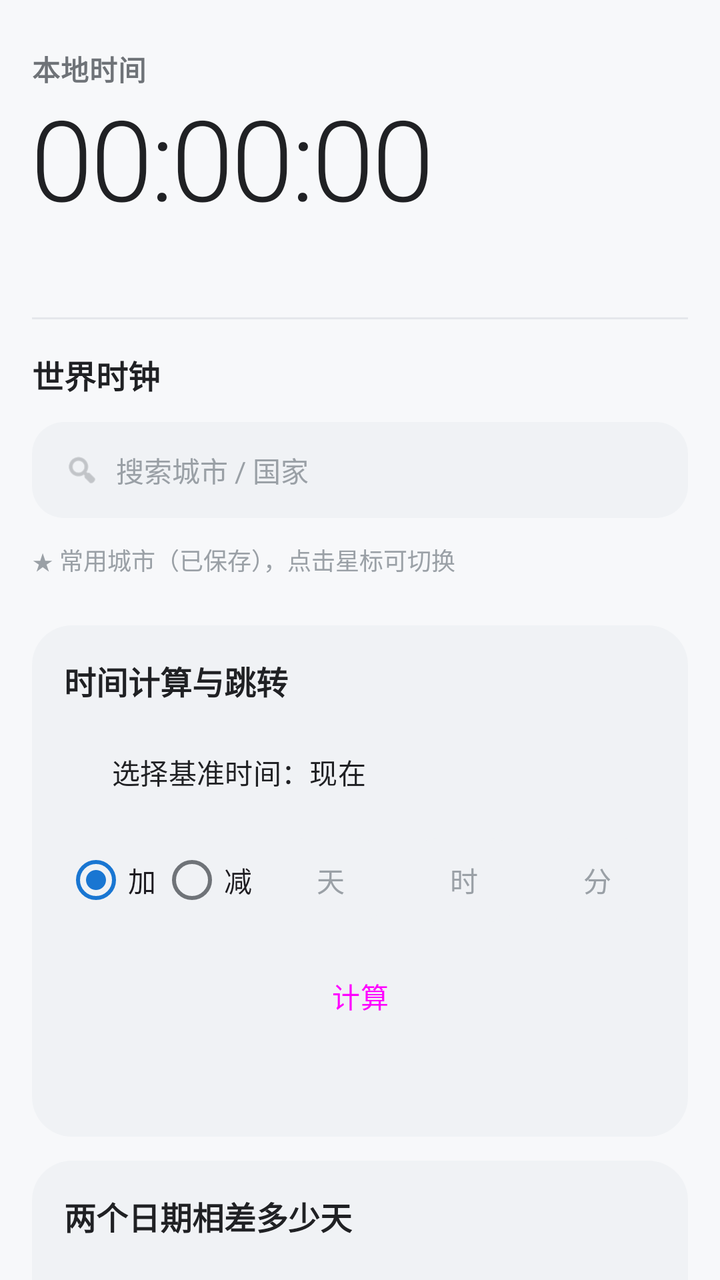
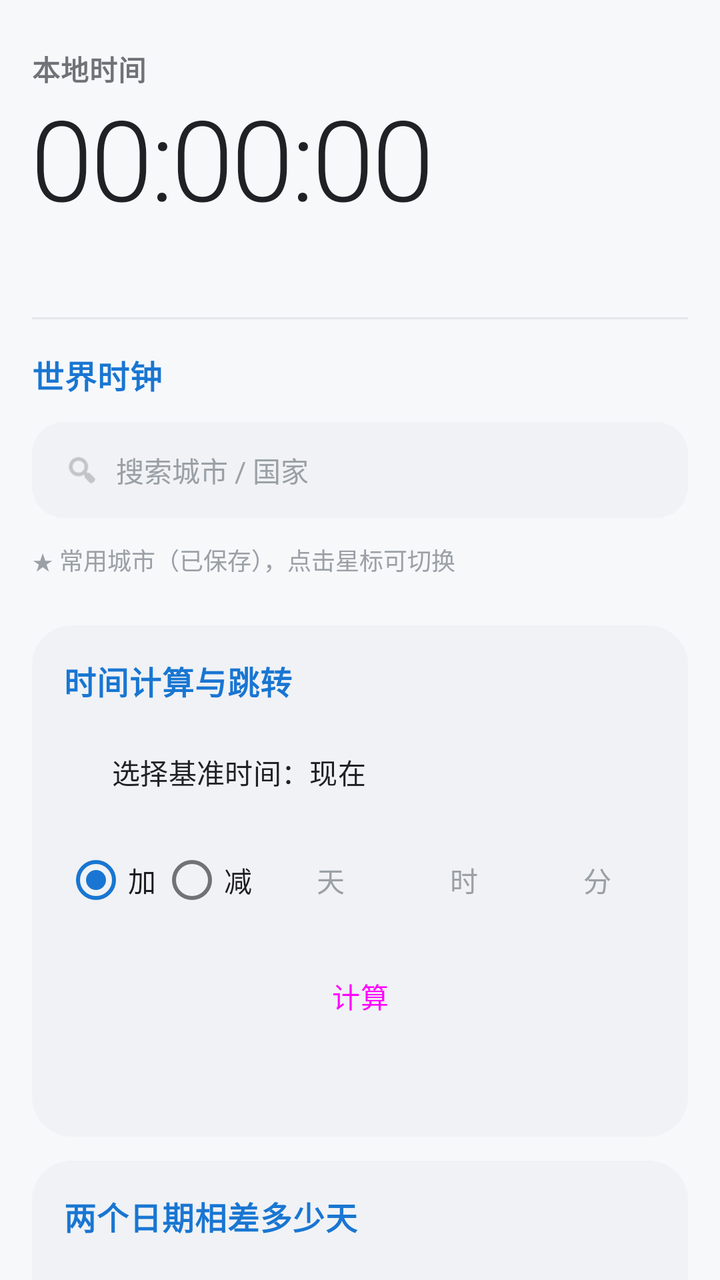

Before-and-after screenshots of an Android layout around one commit, followed by the original layout XML and the change that was made.
<!-- AndroidManifest.xml: application theme Theme.Suntime -->
<!-- res/layout/fragment_clock.xml -->
<?xml version="1.0" encoding="utf-8"?>
<ScrollView xmlns:android="http://schemas.android.com/apk/res/android"
    xmlns:app="http://schemas.android.com/apk/res-auto"
    android:layout_width="match_parent"
    android:layout_height="match_parent"
    android:background="@color/bg"
    android:fillViewport="true"
    android:scrollbars="none">

    <LinearLayout
        android:layout_width="match_parent"
        android:layout_height="wrap_content"
        android:orientation="vertical"
        android:paddingStart="@dimen/page_padding_h"
        android:paddingEnd="@dimen/page_padding_h"
        android:paddingTop="@dimen/page_padding_top"
        android:paddingBottom="@dimen/space_16">

        
        <LinearLayout
            android:layout_width="match_parent"
            android:layout_height="wrap_content"
            android:orientation="vertical"
            android:paddingTop="@dimen/space_16"
            android:paddingBottom="@dimen/space_16">

            <TextView
                android:layout_width="wrap_content"
                android:layout_height="wrap_content"
                android:text="本地时间"
                style="@style/Text.Suntime.Section" />

            <TextView
                android:id="@+id/tvLocalTime"
                android:layout_width="wrap_content"
                android:layout_height="wrap_content"
                android:layout_marginTop="@dimen/space_4"
                android:includeFontPadding="false"
                android:text="00:00:00"
                android:textColor="@color/text_primary"
                android:textSize="@dimen/text_hero_time"
                android:fontFamily="sans-serif-light"
                android:letterSpacing="-0.02" />

            <TextView
                android:id="@+id/tvLocalDate"
                android:layout_width="wrap_content"
                android:layout_height="wrap_content"
                android:layout_marginTop="@dimen/space_8"
                android:textColor="@color/text_secondary"
                android:textSize="15sp" />
        </LinearLayout>

        <View
            android:layout_width="match_parent"
            android:layout_height="1dp"
            android:background="@color/divider" />

        
        <LinearLayout
            android:layout_width="match_parent"
            android:layout_height="wrap_content"
            android:orientation="vertical"
            android:paddingTop="@dimen/space_16">

            <LinearLayout
                android:layout_width="match_parent"
                android:layout_height="wrap_content"
                android:orientation="horizontal"
                android:gravity="center_vertical">

                <TextView
                    android:layout_width="0dp"
                    android:layout_height="wrap_content"
                    android:layout_weight="1"
                    android:text="世界时钟"
                    style="@style/Text.Suntime.Title"
                    android:textStyle="bold" />

                <TextView
                    android:id="@+id/tvWorldCount"
                    android:layout_width="wrap_content"
                    android:layout_height="wrap_content"
                    style="@style/Text.Suntime.Sub" />
            </LinearLayout>

            
            <LinearLayout
                android:layout_width="match_parent"
                android:layout_height="@dimen/search_height"
                android:layout_marginTop="@dimen/space_12"
                android:background="@drawable/bg_search"
                android:gravity="center_vertical"
                android:orientation="horizontal"
                android:paddingStart="@dimen/space_16"
                android:paddingEnd="@dimen/space_16">

                <ImageView
                    android:layout_width="18dp"
                    android:layout_height="18dp"
                    android:alpha="0.6"
                    android:src="@android:drawable/ic_menu_search"
                    app:tint="@color/text_secondary" />

                <EditText
                    android:id="@+id/etCitySearch"
                    android:layout_width="0dp"
                    android:layout_height="match_parent"
                    android:layout_weight="1"
                    android:layout_marginStart="@dimen/space_8"
                    android:background="@null"
                    android:hint="搜索城市 / 国家"
                    android:imeOptions="actionSearch"
                    android:inputType="text"
                    android:maxLines="1"
                    android:textColor="@color/text_primary"
                    android:textColorHint="@color/text_tertiary"
                    android:textSize="14sp" />
            </LinearLayout>

            <androidx.recyclerview.widget.RecyclerView
                android:id="@+id/rvWorldClock"
                android:layout_width="match_parent"
                android:layout_height="wrap_content"
                android:layout_marginTop="@dimen/space_4"
                android:nestedScrollingEnabled="false"
                android:overScrollMode="never" />

            <TextView
                android:id="@+id/tvWorldHint"
                android:layout_width="wrap_content"
                android:layout_height="wrap_content"
                android:layout_marginTop="@dimen/space_8"
                android:text="★ 常用城市（已保存），点击星标可切换"
                style="@style/Text.Suntime.Sub"
                android:textColor="@color/text_tertiary" />
        </LinearLayout>

        
        <LinearLayout
            android:layout_width="match_parent"
            android:layout_height="wrap_content"
            android:layout_marginTop="@dimen/space_24"
            android:background="@drawable/bg_group"
            android:orientation="vertical"
            android:padding="@dimen/space_16">

            <TextView
                android:layout_width="wrap_content"
                android:layout_height="wrap_content"
                android:text="时间计算与跳转"
                style="@style/Text.Suntime.Title"
                android:textStyle="bold" />

            <Button
                android:id="@+id/btnPickBase"
                style="@style/Widget.Suntime.Button.Outlined"
                android:layout_width="match_parent"
                android:layout_height="wrap_content"
                android:layout_marginTop="@dimen/space_12"
                android:gravity="start|center_vertical"
                android:text="选择基准时间：现在" />

            <LinearLayout
                android:layout_width="match_parent"
                android:layout_height="wrap_content"
                android:layout_marginTop="@dimen/space_8"
                android:gravity="center_vertical"
                android:orientation="horizontal">

                <RadioGroup
                    android:id="@+id/rgOp"
                    android:layout_width="wrap_content"
                    android:layout_height="wrap_content"
                    android:orientation="horizontal">

                    <RadioButton
                        android:id="@+id/rbAdd"
                        android:layout_width="wrap_content"
                        android:layout_height="wrap_content"
                        android:buttonTint="@color/primary"
                        android:checked="true"
                        android:text="加"
                        android:textSize="14sp" />

                    <RadioButton
                        android:id="@+id/rbSub"
                        android:layout_width="wrap_content"
                        android:layout_height="wrap_content"
                        android:buttonTint="@color/primary"
                        android:text="减"
                        android:textSize="14sp" />
                </RadioGroup>

                <EditText
                    android:id="@+id/etDeltaDays"
                    android:layout_width="0dp"
                    android:layout_height="42dp"
                    android:layout_weight="1"
                    android:layout_marginStart="@dimen/space_8"
                    android:background="@drawable/bg_search"
                    android:gravity="center"
                    android:hint="天"
                    android:importantForAutofill="no"
                    android:inputType="number"
                    android:maxLines="1"
                    android:textColor="@color/text_primary"
                    android:textColorHint="@color/text_tertiary"
                    android:textSize="14sp" />

                <EditText
                    android:id="@+id/etDeltaHours"
                    android:layout_width="0dp"
                    android:layout_height="42dp"
                    android:layout_weight="1"
                    android:layout_marginStart="@dimen/space_8"
                    android:background="@drawable/bg_search"
                    android:gravity="center"
                    android:hint="时"
                    android:importantForAutofill="no"
                    android:inputType="number"
                    android:maxLines="1"
                    android:textColor="@color/text_primary"
                    android:textColorHint="@color/text_tertiary"
                    android:textSize="14sp" />

                <EditText
                    android:id="@+id/etDeltaMin"
                    android:layout_width="0dp"
                    android:layout_height="42dp"
                    android:layout_weight="1"
                    android:layout_marginStart="@dimen/space_8"
                    android:background="@drawable/bg_search"
                    android:gravity="center"
                    android:hint="分"
                    android:importantForAutofill="no"
                    android:inputType="number"
                    android:maxLines="1"
                    android:textColor="@color/text_primary"
                    android:textColorHint="@color/text_tertiary"
                    android:textSize="14sp" />
            </LinearLayout>

            <Button
                android:id="@+id/btnCalcTime"
                style="@style/Widget.Suntime.Button"
                android:layout_width="match_parent"
                android:layout_height="wrap_content"
                android:layout_marginTop="@dimen/space_12"
                android:text="计算" />

            <TextView
                android:id="@+id/tvCalcResult"
                android:layout_width="match_parent"
                android:layout_height="wrap_content"
                android:layout_marginTop="@dimen/space_12"
                android:textColor="@color/primary"
                android:textSize="15sp"
                android:lineSpacingExtra="2dp" />
        </LinearLayout>

        
        <LinearLayout
            android:layout_width="match_parent"
            android:layout_height="wrap_content"
            android:layout_marginTop="@dimen/space_12"
            android:background="@drawable/bg_group"
            android:orientation="vertical"
            android:padding="@dimen/space_16">

            <TextView
                android:layout_width="wrap_content"
                android:layout_height="wrap_content"
                android:text="两个日期相差多少天"
                style="@style/Text.Suntime.Title"
                android:textStyle="bold" />

            <LinearLayout
                android:layout_width="match_parent"
                android:layout_height="wrap_content"
                android:layout_marginTop="@dimen/space_12"
                android:orientation="horizontal">

                <Button
                    android:id="@+id/btnPickDateA"
                    style="@style/Widget.Suntime.Button.Outlined"
                    android:layout_width="0dp"
                    android:layout_height="wrap_content"
                    android:layout_weight="1"
                    android:text="起始日期" />

                <Button
                    android:id="@+id/btnPickDateB"
                    style="@style/Widget.Suntime.Button.Outlined"
                    android:layout_width="0dp"
                    android:layout_height="wrap_content"
                    android:layout_weight="1"
                    android:layout_marginStart="@dimen/space_8"
                    android:text="结束日期" />
            </LinearLayout>

            <TextView
                android:id="@+id/tvDateDiff"
                android:layout_width="match_parent"
                android:layout_height="wrap_content"
                android:layout_marginTop="@dimen/space_12"
                android:textColor="@color/primary"
                android:textSize="15sp" />
        </LinearLayout>

    </LinearLayout>
</ScrollView>
<!-- resources referenced by this layout -->
<resources>
  <color name="bg">#F7F8FA</color>
  <color name="divider">#E5E7EB</color>
  <color name="primary">#1976D2</color>
  <color name="text_primary">#202124</color>
  <color name="text_secondary">#6F7378</color>
  <color name="text_tertiary">#9AA0A6</color>
  <dimen name="page_padding_h">16dp</dimen>
  <dimen name="page_padding_top">8dp</dimen>
  <dimen name="search_height">48dp</dimen>
  <dimen name="space_12">12dp</dimen>
  <dimen name="space_16">16dp</dimen>
  <dimen name="space_24">24dp</dimen>
  <dimen name="space_4">4dp</dimen>
  <dimen name="space_8">8dp</dimen>
  <dimen name="text_hero_time">56sp</dimen>
  <!-- drawable bg_group (drawable) -->
  <?xml version="1.0" encoding="utf-8"?>
  <shape xmlns:android="http://schemas.android.com/apk/res/android"
      android:shape="rectangle">
      <solid android:color="@color/surface_variant" />
      <corners android:radius="@dimen/radius_card" />
  </shape>
  <!-- drawable bg_search (drawable) -->
  <?xml version="1.0" encoding="utf-8"?>
  <shape xmlns:android="http://schemas.android.com/apk/res/android"
      android:shape="rectangle">
      <solid android:color="@color/surface_variant" />
      <corners android:radius="@dimen/radius_search" />
  </shape>
  <style name="Text.Suntime.Section" parent="">
          <item name="android:textSize">@dimen/text_section</item>
          <item name="android:textColor">@color/text_secondary</item>
          <item name="android:textStyle">bold</item>
          <item name="android:letterSpacing">0.02</item>
      </style>
  <style name="Text.Suntime.Sub" parent="">
          <item name="android:textSize">@dimen/text_item_sub</item>
          <item name="android:textColor">@color/text_secondary</item>
      </style>
  <style name="Text.Suntime.Title" parent="">
          <item name="android:textSize">@dimen/text_item_title</item>
          <item name="android:textColor">@color/text_primary</item>
      </style>
  <style name="Widget.Suntime.Button" parent="Widget.Material3.Button">
          <item name="cornerRadius">@dimen/radius_button</item>
          <item name="android:minHeight">44dp</item>
          <item name="android:textSize">14sp</item>
          <item name="android:letterSpacing">0.01</item>
          <item name="android:textAllCaps">false</item>
          <item name="rippleColor">@color/primary_container</item>
      </style>
  <style name="Widget.Suntime.Button.Outlined" parent="Widget.Material3.Button.OutlinedButton">
          <item name="cornerRadius">@dimen/radius_button</item>
          <item name="android:minHeight">44dp</item>
          <item name="android:textSize">14sp</item>
          <item name="android:textAllCaps">false</item>
          <item name="strokeColor">@color/outline</item>
          <item name="android:textColor">@color/text_primary</item>
          <item name="iconTint">@color/primary</item>
      </style>
  <style name="Theme.Suntime" parent="Theme.Suntime.Base">
          <item name="android:windowLightStatusBar">true</item>
          <item name="android:windowLightNavigationBar" tools:targetApi="o_mr1">true</item>
      </style>
  <color name="surface_variant">#F0F2F5</color>
  <dimen name="radius_card">20dp</dimen>
  <dimen name="radius_search">16dp</dimen>
  <dimen name="text_section">14sp</dimen>
  <dimen name="text_item_sub">12sp</dimen>
  <dimen name="text_item_title">16sp</dimen>
  <dimen name="radius_button">14dp</dimen>
  <color name="primary_container">#E3F0FC</color>
  <color name="outline">#DADCE0</color>
  <color name="on_primary">#FFFFFFFF</color>
  <color name="on_primary_container">#0F4C91</color>
  <color name="surface">#FFFFFFFF</color>
  <!-- unchanged entries left out for length: 1 -->
</resources>

<!-- the commit's change to res/layout/fragment_clock.xml (unified diff, before → after) -->
@@ -38,7 +38,7 @@
                 android:includeFontPadding="false"
                 android:text="00:00:00"
                 android:textColor="@color/text_primary"
-                android:textSize="@dimen/text_hero_time"
+                android:textSize="@dimen/text_display"
                 android:fontFamily="sans-serif-light"
                 android:letterSpacing="-0.02" />
 
@@ -48,7 +48,7 @@
                 android:layout_height="wrap_content"
                 android:layout_marginTop="@dimen/space_8"
                 android:textColor="@color/text_secondary"
-                android:textSize="15sp" />
+                android:textSize="@dimen/text_body" />
         </LinearLayout>
 
         <View
@@ -74,8 +74,7 @@
                     android:layout_height="wrap_content"
                     android:layout_weight="1"
                     android:text="世界时钟"
-                    style="@style/Text.Suntime.Title"
-                    android:textStyle="bold" />
+                    style="@style/Text.Suntime.Header" />
 
                 <TextView
                     android:id="@+id/tvWorldCount"
@@ -96,8 +95,8 @@
                 android:paddingEnd="@dimen/space_16">
 
                 <ImageView
-                    android:layout_width="18dp"
-                    android:layout_height="18dp"
+                    android:layout_width="@dimen/icon_search"
+                    android:layout_height="@dimen/icon_search"
                     android:alpha="0.6"
                     android:src="@android:drawable/ic_menu_search"
                     app:tint="@color/text_secondary" />
@@ -115,7 +114,7 @@
                     android:maxLines="1"
                     android:textColor="@color/text_primary"
                     android:textColorHint="@color/text_tertiary"
-                    android:textSize="14sp" />
+                    android:textSize="@dimen/text_body_sm" />
             </LinearLayout>
 
             <androidx.recyclerview.widget.RecyclerView
@@ -149,8 +148,7 @@
                 android:layout_width="wrap_content"
                 android:layout_height="wrap_content"
                 android:text="时间计算与跳转"
-                style="@style/Text.Suntime.Title"
-                android:textStyle="bold" />
+                style="@style/Text.Suntime.Header" />
 
             <Button
                 android:id="@+id/btnPickBase"
@@ -181,7 +179,7 @@
                         android:buttonTint="@color/primary"
                         android:checked="true"
                         android:text="加"
-                        android:textSize="14sp" />
+                        android:textSize="@dimen/text_body_sm" />
 
                     <RadioButton
                         android:id="@+id/rbSub"
@@ -189,13 +187,13 @@
                         android:layout_height="wrap_content"
                         android:buttonTint="@color/primary"
                         android:text="减"
-                        android:textSize="14sp" />
+                        android:textSize="@dimen/text_body_sm" />
                 </RadioGroup>
 
                 <EditText
                     android:id="@+id/etDeltaDays"
                     android:layout_width="0dp"
-                    android:layout_height="42dp"
+                    android:layout_height="@dimen/input_height"
                     android:layout_weight="1"
                     android:layout_marginStart="@dimen/space_8"
                     android:background="@drawable/bg_search"
@@ -206,12 +204,12 @@
                     android:maxLines="1"
                     android:textColor="@color/text_primary"
                     android:textColorHint="@color/text_tertiary"
-                    android:textSize="14sp" />
+                    android:textSize="@dimen/text_body_sm" />
 
                 <EditText
                     android:id="@+id/etDeltaHours"
                     android:layout_width="0dp"
-                    android:layout_height="42dp"
+                    android:layout_height="@dimen/input_height"
                     android:layout_weight="1"
                     android:layout_marginStart="@dimen/space_8"
                     android:background="@drawable/bg_search"
@@ -222,12 +220,12 @@
                     android:maxLines="1"
                     android:textColor="@color/text_primary"
                     android:textColorHint="@color/text_tertiary"
-                    android:textSize="14sp" />
+                    android:textSize="@dimen/text_body_sm" />
 
                 <EditText
                     android:id="@+id/etDeltaMin"
                     android:layout_width="0dp"
-                    android:layout_height="42dp"
+                    android:layout_height="@dimen/input_height"
                     android:layout_weight="1"
                     android:layout_marginStart="@dimen/space_8"
                     android:background="@drawable/bg_search"
@@ -238,7 +236,7 @@
                     android:maxLines="1"
                     android:textColor="@color/text_primary"
                     android:textColorHint="@color/text_tertiary"
-                    android:textSize="14sp" />
+                    android:textSize="@dimen/text_body_sm" />
             </LinearLayout>
 
             <Button
@@ -255,7 +253,7 @@
                 android:layout_height="wrap_content"
                 android:layout_marginTop="@dimen/space_12"
                 android:textColor="@color/primary"
-                android:textSize="15sp"
+                android:textSize="@dimen/text_body"
                 android:lineSpacingExtra="2dp" />
         </LinearLayout>
 
@@ -272,8 +270,7 @@
                 android:layout_width="wrap_content"
                 android:layout_height="wrap_content"
                 android:text="两个日期相差多少天"
-                style="@style/Text.Suntime.Title"
-                android:textStyle="bold" />
+                style="@style/Text.Suntime.Header" />
 
             <LinearLayout
                 android:layout_width="match_parent"
@@ -305,7 +302,7 @@
                 android:layout_height="wrap_content"
                 android:layout_marginTop="@dimen/space_12"
                 android:textColor="@color/primary"
-                android:textSize="15sp" />
+                android:textSize="@dimen/text_body" />
         </LinearLayout>
 
     </LinearLayout>
<!-- resource entries referenced after the edit -->
@@ -6,6 +6,8 @@
   <color name="text_primary">#202124</color>
   <color name="text_secondary">#6F7378</color>
   <color name="text_tertiary">#9AA0A6</color>
+  <dimen name="icon_search">18dp</dimen>
+  <dimen name="input_height">44dp</dimen>
   <dimen name="page_padding_h">16dp</dimen>
   <dimen name="page_padding_top">8dp</dimen>
   <dimen name="search_height">48dp</dimen>
@@ -14,7 +16,9 @@
   <dimen name="space_24">24dp</dimen>
   <dimen name="space_4">4dp</dimen>
   <dimen name="space_8">8dp</dimen>
-  <dimen name="text_hero_time">56sp</dimen>
+  <dimen name="text_body">15sp</dimen>
+  <dimen name="text_body_sm">14sp</dimen>
+  <dimen name="text_display">56sp</dimen>
   <!-- drawable bg_group (drawable) -->
   <?xml version="1.0" encoding="utf-8"?>
   <shape xmlns:android="http://schemas.android.com/apk/res/android"
@@ -29,6 +33,12 @@
       <solid android:color="@color/surface_variant" />
       <corners android:radius="@dimen/radius_search" />
   </shape>
+  <style name="Text.Suntime.Header" parent="">
+          <item name="android:textSize">@dimen/text_item_title</item>
+          <item name="android:textColor">@color/primary</item>
+          <item name="android:textStyle">bold</item>
+          <item name="android:letterSpacing">0.02</item>
+      </style>
   <style name="Text.Suntime.Section" parent="">
           <item name="android:textSize">@dimen/text_section</item>
           <item name="android:textColor">@color/text_secondary</item>
@@ -38,10 +48,6 @@
   <style name="Text.Suntime.Sub" parent="">
           <item name="android:textSize">@dimen/text_item_sub</item>
           <item name="android:textColor">@color/text_secondary</item>
-      </style>
-  <style name="Text.Suntime.Title" parent="">
-          <item name="android:textSize">@dimen/text_item_title</item>
-          <item name="android:textColor">@color/text_primary</item>
       </style>
   <style name="Widget.Suntime.Button" parent="Widget.Material3.Button">
           <item name="cornerRadius">@dimen/radius_button</item>
